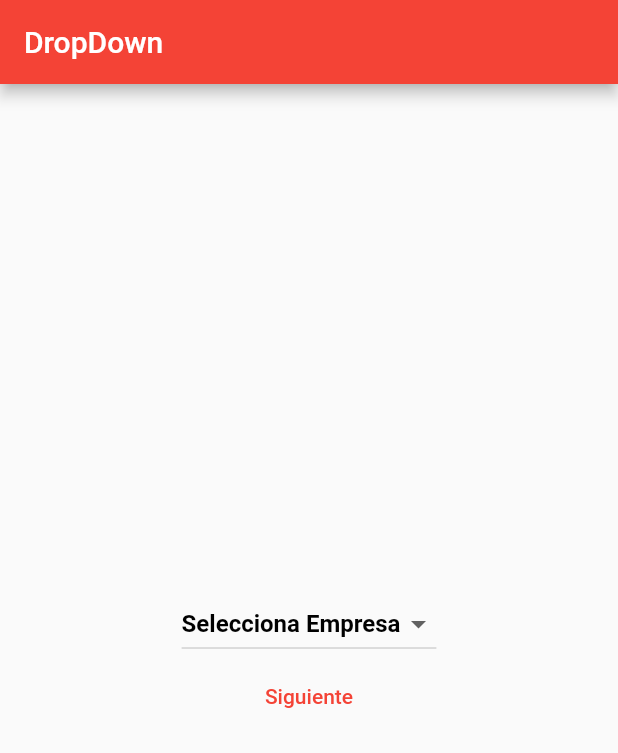
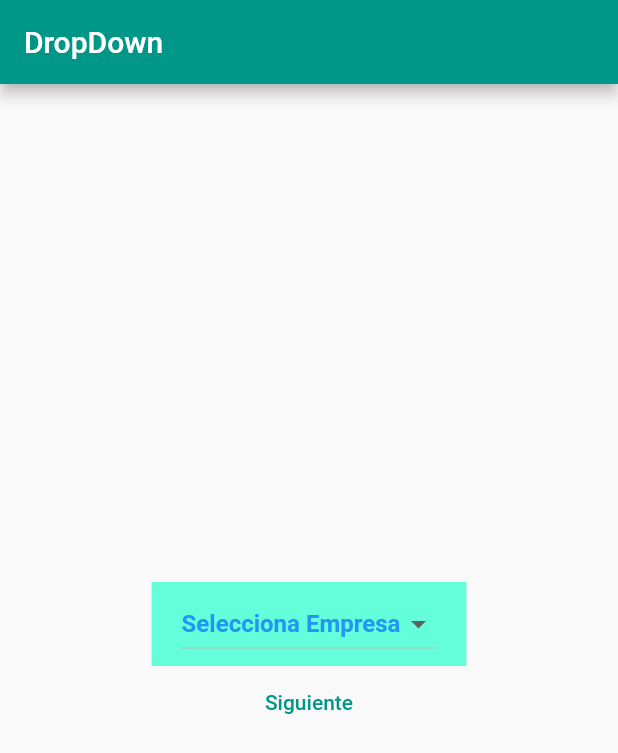
Before and after one commit to PlayerB96/dropdown-flutter, a Flutter app: the screen it shows after launch, on a phone screen of 412 x 824 dp. Shown: the top 753 px of the screen. Run offline on Flutter 3.47's test engine with Material 2 defaults, Android fonts, the phone set to English and light mode, and no system bars; our stand-ins replace webview_flutter.

Commit message:
first commit

```diff
--- a/lib/main.dart
+++ b/lib/main.dart
@@ -15,7 +15,7 @@ class MyApp extends StatelessWidget {
     return MaterialApp(
       title: 'Flutter Demo',
       theme: ThemeData(
-        primarySwatch: Colors.red,
+        primarySwatch: Colors.teal,
       ),
       home: MyHomePage(title: 'Flutter '),
     );
@@ -46,15 +46,17 @@ class _MyHomePageState extends State<MyHomePage> {
           crossAxisAlignment: CrossAxisAlignment.center,
           children: [
             Container(
-              padding: const EdgeInsets.all(0.0),
+              padding: const EdgeInsets.symmetric(horizontal: 20, vertical: 4),
+              color: Colors.tealAccent,
               child: DropdownButton(
                 value: _chosenValue,
                 //elevation: 5,
                 style: TextStyle(color: Colors.black),
 
+
                 items: [
                   DropdownMenuItem(
-                    child: Text("transporsel"),
+                    child: Text("Transporsel"),
                     value:
                         "https://nimbus.wialon.com/locator/606e95159c964a95aac201f5d3cbe6d5",
                   ),
@@ -63,11 +65,36 @@ class _MyHomePageState extends State<MyHomePage> {
                     value:
                         "https://nimbus.wialon.com/locator/45c3b367f8ef49a09699f39a77e6b037",
                   ),
+                  DropdownMenuItem(
+                    child: Text("Quitumbe"),
+                    value:
+                        "https://nimbus.wialon.com/locator/93b33e6675ea4fc99894b984a05b8a63",
+                  ),
+                  DropdownMenuItem(
+                    child: Text("Transalfa"),
+                    value:
+                        "https://nimbus.wialon.com/locator/0abb1d1e4a9d45918e86a7b82fcff5a5",
+                  ),
+                  DropdownMenuItem(
+                    child: Text("Reino de Quito"),
+                    value:
+                        "https://nimbus.wialon.com/locator/4fe87c3d1a574162a6f240d5a0461eeb",
+                  ),
+                  DropdownMenuItem(
+                    child: Text("Colectrans"),
+                    value:
+                        "https://nimbus.wialon.com/locator/5e61cc2c0d644c9f90f530210726056e",
+                  ),
+                  DropdownMenuItem(
+                    child: Text("Nacional"),
+                    value:
+                        "https://nimbus.wialon.com/locator/a189b56b42f94cd397a46416ea908a9a",
+                  ),
                 ],
                 hint: Text(
                   "Selecciona Empresa",
                   style: TextStyle(
-                      color: Colors.black,
+                      color: Colors.blue,
                       fontSize: 16,
                       fontWeight: FontWeight.w600),
                 ),
@@ -97,8 +124,8 @@ class _MyHomePageState extends State<MyHomePage> {
 
 class FirstRoute extends StatefulWidget {
   FirstRoute({this.url});
-
   final String url;
+  String value;
 
   @override
   _FirstRouteState createState() => _FirstRouteState();
@@ -118,7 +145,13 @@ class _FirstRouteState extends State<FirstRoute> {
   Widget build(BuildContext context) {
     return Scaffold(
         appBar: AppBar(
-          title: Text('First Route'),
+          title:
+          TextField(
+            onChanged: (String value) {
+              Text("First text field: $value");
+            },
+
+          ),
         ),
         body: WebView(
           initialUrl: widget.url,
```
Also changed, not shown: pubspec.lock.
